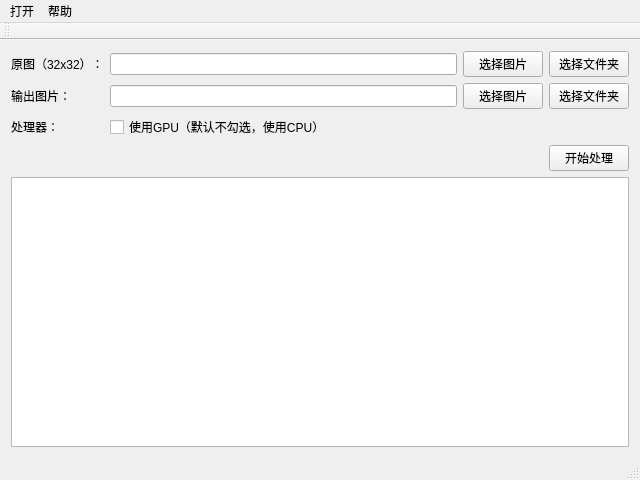
Qt form tileset_gui/mainwindow.ui (garfeng/tileset) before a commit.
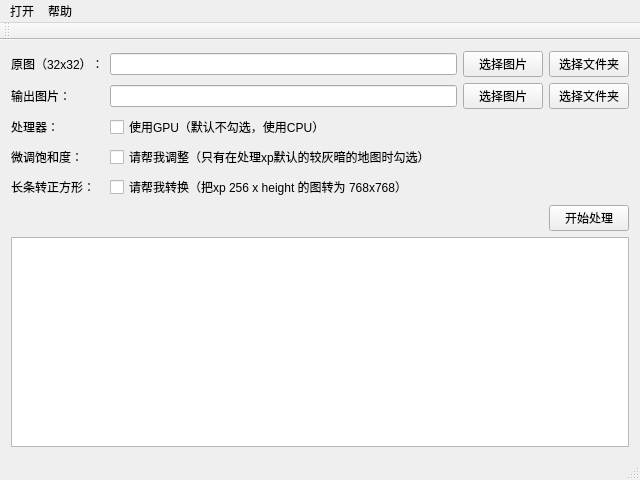
The same form after that commit.

What changed in the file:
```diff
--- a/tileset_gui/mainwindow.ui
+++ b/tileset_gui/mainwindow.ui
@@ -17,6 +17,27 @@
    <layout class="QGridLayout" name="gridLayout_2">
     <item row="0" column="0">
      <layout class="QGridLayout" name="gridLayout">
+      <item row="4" column="0">
+       <widget class="QLabel" name="label_4">
+        <property name="text">
+         <string>微调饱和度：</string>
+        </property>
+       </widget>
+      </item>
+      <item row="4" column="2">
+       <widget class="QCheckBox" name="hue">
+        <property name="text">
+         <string>请帮我调整（只有在处理xp默认的较灰暗的地图时勾选）</string>
+        </property>
+       </widget>
+      </item>
+      <item row="6" column="4">
+       <widget class="QPushButton" name="pushButton_start">
+        <property name="text">
+         <string>开始处理</string>
+        </property>
+       </widget>
+      </item>
       <item row="3" column="0">
        <widget class="QLabel" name="label_3">
         <property name="text">
@@ -55,10 +76,10 @@
       <item row="2" column="2">
        <widget class="QLineEdit" name="lineEdit_Out"/>
       </item>
-      <item row="4" column="4">
-       <widget class="QPushButton" name="pushButton_start">
+      <item row="3" column="2">
+       <widget class="QCheckBox" name="checkBox_useGpu">
         <property name="text">
-         <string>开始处理</string>
+         <string>使用GPU（默认不勾选，使用CPU）</string>
         </property>
        </widget>
       </item>
@@ -83,16 +104,23 @@
         </property>
        </widget>
       </item>
-      <item row="3" column="2">
-       <widget class="QCheckBox" name="checkBox_useGpu">
+      <item row="5" column="0">
+       <widget class="QLabel" name="label_5">
         <property name="text">
-         <string>使用GPU（默认不勾选，使用CPU）</string>
+         <string>长条转正方形：</string>
+        </property>
+       </widget>
+      </item>
+      <item row="5" column="2">
+       <widget class="QCheckBox" name="checkBox_mvsize">
+        <property name="text">
+         <string>请帮我转换（把xp 256 x height 的图转为 768x768）</string>
         </property>
        </widget>
       </item>
      </layout>
     </item>
-    <item row="1" column="0">
+    <item row="2" column="0">
      <widget class="QTextEdit" name="output"/>
     </item>
    </layout>
```
Left out of the diff: 10 changed lines with no effect on the pictures.
